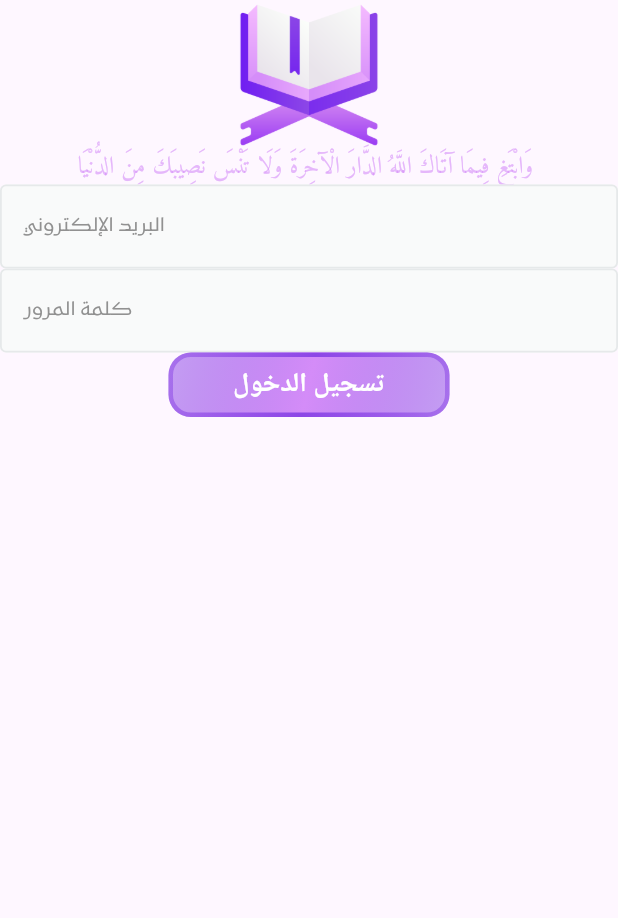
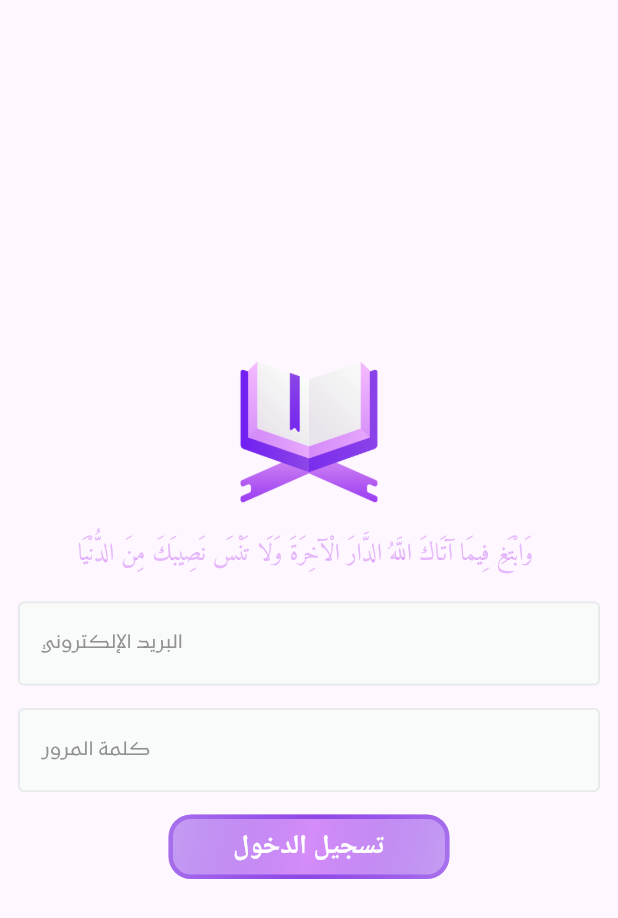
Before and after one commit to MohamedAbdelmaboud/to_allah, a Flutter app: the screen it shows after launch, on a phone screen of 412 x 824 dp. Shown: the top 918 px of the screen. Run offline on Flutter 3.47's test engine with Material 3 defaults, Android fonts, the phone set to English and light mode, and no system bars; our stand-ins replace animated_text_kit, gap, go_router, gradient_borders.

Commit message:
chore: Add home view and related components for login screen

```diff
--- a/lib/core/routing/app_router.dart
+++ b/lib/core/routing/app_router.dart
@@ -1,11 +1,13 @@
 import 'package:go_router/go_router.dart';
 
+import '../../features/home/ui/view/home_view.dart';
 import '../../features/login/ui/view/login_view.dart';
 import '../../features/splash/ui/view/splash_view.dart';
 
 class AppRouter {
   static const String splash = '/';
   static const String login = '/login';
+  static const String home = '/home';
   static final router = GoRouter(
     initialLocation: splash,
     routes: [
@@ -17,6 +19,10 @@ class AppRouter {
         path: login,
         builder: (context, state) => const LoginView(),
       ),
+      GoRoute(
+        path: home,
+        builder: (context, state) => const HomeView(),
+      ),
     ],
   );
 }
--- /dev/null
+++ b/lib/features/home/ui/view/home_view.dart
@@ -0,0 +1,10 @@
+import 'package:flutter/material.dart';
+
+class HomeView extends StatelessWidget {
+  const HomeView({super.key});
+
+  @override
+  Widget build(BuildContext context) {
+    return const Scaffold(body: Column(),);
+  }
+}
--- a/lib/features/login/ui/view/login_view.dart
+++ b/lib/features/login/ui/view/login_view.dart
@@ -1,10 +1,12 @@
 import 'package:flutter/material.dart';
-import 'package:to_allah/core/utils/app_colors.dart';
-import 'package:to_allah/core/utils/app_styles.dart';
+import 'package:gap/gap.dart';
+import 'package:go_router/go_router.dart';
+import 'package:to_allah/core/routing/app_router.dart';
 import 'package:to_allah/core/widgets/custom_button.dart';
-import 'package:to_allah/features/login/ui/view/widgets/custom_text_field.dart';
 
-import '../../../../core/utils/app_images.dart';
+import 'widgets/login_fields.dart';
+import 'widgets/login_logo.dart';
+import 'widgets/login_message.dart';
 
 class LoginView extends StatelessWidget {
   const LoginView({super.key});
@@ -14,31 +16,25 @@ class LoginView extends StatelessWidget {
   @override
   Widget build(BuildContext context) {
     return Scaffold(
-      body: Column(
-        children: [
-          Image.asset(
-            Assets.assetsImagesLogo,
-            height: 100,
-          ),
-          Text(
-            loginMessage,
-            style: AppStyles.amiriStyle16.copyWith(
-              color: AppColors.secondaryColor.withOpacity(0.6),
+      body: Padding(
+        padding: const EdgeInsets.symmetric(horizontal: 12.0),
+        child: Column(
+          mainAxisAlignment: MainAxisAlignment.center,
+          children: [
+            const LoginLogo(),
+            const Gap(20),
+            const LoginMessage(loginMessage: loginMessage),
+            const Gap(20),
+            const LoginFields(),
+            const Gap(15),
+            CustomButton(
+              buttonText: 'تسجيل الدخول',
+              onTap: () {
+                context.push(AppRouter.home);
+              },
             ),
-            textDirection: TextDirection.rtl,
-            textAlign: TextAlign.center,
-          ),
-          const CustomTextField(
-            labeltext: 'البريد الإلكتروني',
-          ),
-          const CustomTextField(
-            labeltext: 'كلمة المرور',
-          ),
-          CustomButton(
-            buttonText: 'تسجيل الدخول',
-            onTap: () {},
-          ),
-        ],
+          ],
+        ),
       ),
     );
   }
--- /dev/null
+++ b/lib/features/login/ui/view/widgets/login_fields.dart
@@ -0,0 +1,26 @@
+import 'package:flutter/material.dart';
+import 'package:gap/gap.dart';
+import 'package:to_allah/features/login/ui/view/widgets/custom_text_field.dart';
+
+class LoginFields extends StatelessWidget {
+  const LoginFields({
+    super.key,
+  });
+
+  @override
+  Widget build(BuildContext context) {
+    return Column(
+      children: [
+        CustomTextField(
+          labeltext: 'البريد الإلكتروني',
+          onChanged: (value) {},
+        ),
+        const Gap(15),
+        CustomTextField(
+          labeltext: 'كلمة المرور',
+          onChanged: (value) {},
+        ),
+      ],
+    );
+  }
+}
--- /dev/null
+++ b/lib/features/login/ui/view/widgets/login_logo.dart
@@ -0,0 +1,16 @@
+import 'package:flutter/material.dart';
+import 'package:to_allah/core/utils/app_images.dart';
+
+class LoginLogo extends StatelessWidget {
+  const LoginLogo({
+    super.key,
+  });
+
+  @override
+  Widget build(BuildContext context) {
+    return Image.asset(
+      Assets.assetsImagesLogo,
+      height: 100,
+    );
+  }
+}
--- /dev/null
+++ b/lib/features/login/ui/view/widgets/login_message.dart
@@ -0,0 +1,24 @@
+import 'package:flutter/material.dart';
+import 'package:to_allah/core/utils/app_colors.dart';
+import 'package:to_allah/core/utils/app_styles.dart';
+
+class LoginMessage extends StatelessWidget {
+  const LoginMessage({
+    super.key,
+    required this.loginMessage,
+  });
+
+  final String loginMessage;
+
+  @override
+  Widget build(BuildContext context) {
+    return Text(
+      loginMessage,
+      style: AppStyles.amiriStyle16.copyWith(
+        color: AppColors.secondaryColor.withOpacity(0.6),
+      ),
+      textDirection: TextDirection.rtl,
+      textAlign: TextAlign.center,
+    );
+  }
+}
```
